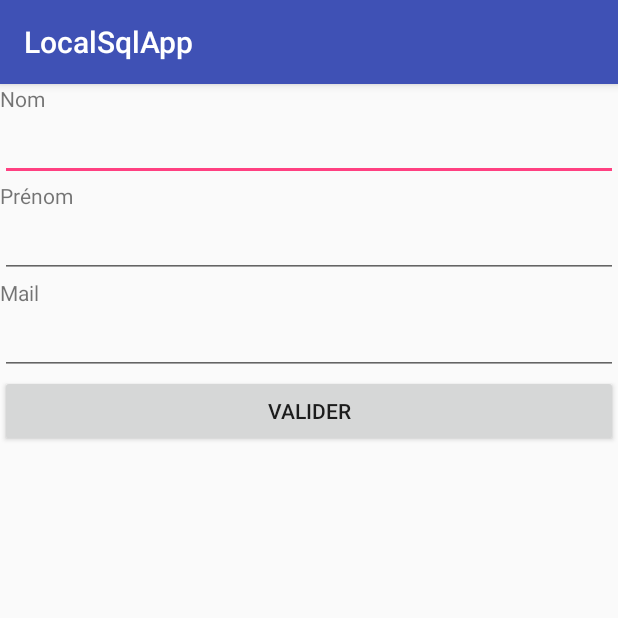
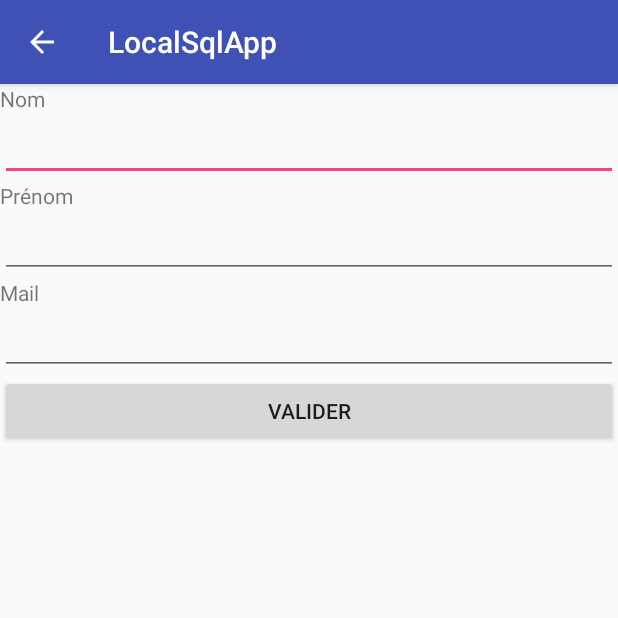
Before and after one commit to JeanMiduNord/android-local-sql, an Android app: the AjoutContact screen opened directly, with no data from a screen before it, after a tap on "VALIDER", on a phone screen of 412 x 824 dp, the top half of it. Run offline under Robolectric (Android 15) with nearby library versions, the phone set to English and light mode, and no system bars.

```diff
--- a/app/src/main/AndroidManifest.xml
+++ b/app/src/main/AndroidManifest.xml
@@ -16,7 +16,9 @@
                 <category android:name="android.intent.category.LAUNCHER" />
             </intent-filter>
         </activity>
-        <activity android:name=".AjoutContact"></activity>
+        <activity android:name=".AjoutContact"
+            android:parentActivityName=".MainActivity"
+            ></activity>
     </application>
 
 </manifest>
--- a/app/src/main/java/com/example/formation/localsqlapp/AjoutContact.java
+++ b/app/src/main/java/com/example/formation/localsqlapp/AjoutContact.java
@@ -1,5 +1,6 @@
 package com.example.formation.localsqlapp;
 
+import android.app.ActionBar;
 import android.content.ContentValues;
 import android.database.sqlite.SQLiteException;
 import android.support.v7.app.AppCompatActivity;
@@ -18,6 +19,14 @@ public class AjoutContact extends AppCompatActivity {
     protected void onCreate(Bundle savedInstanceState) {
         super.onCreate(savedInstanceState);
         setContentView(R.layout.activity_ajout_contact);
+
+        /**
+         *  donne la possibilité d'un retour arrière en affichant une fleche de retour dans la Action bar
+         */
+        ActionBar actionBar = getActionBar();
+        if (actionBar != null){
+            actionBar.setDisplayHomeAsUpEnabled(true);
+        }
     }
     public void valideMail(View v){
         Button clickedButton = (Button) v;
@@ -42,11 +51,17 @@ public class AjoutContact extends AppCompatActivity {
         try {
             llNum = db.getWritableDatabase().insert("contact",null,hmValeurs);
             lsMessage = String.valueOf(llNum) + " enregistrement ajouté";
+            Toast.makeText(this,lsMessage, Toast.LENGTH_LONG).show();
+            ((EditText) findViewById(R.id.edtNom)).setText("");
+            ((EditText) findViewById(R.id.edtPrenom)).setText("");
+            ((EditText) findViewById(R.id.edtMail)).setText("");
         }
         catch(SQLiteException ex) {
             Log.e("Sql Exception", ex.getMessage());
             lsMessage = "Insertion ratée";
+            Toast.makeText(this,lsMessage, Toast.LENGTH_LONG).show();
+
         }
-        Toast.makeText(this,lsMessage, Toast.LENGTH_LONG).show();
+
     }
 }
```
Also changed, not shown: app/src/main/java/com/example/formation/localsqlapp/MainActivity.java (+27 -0 lines).
